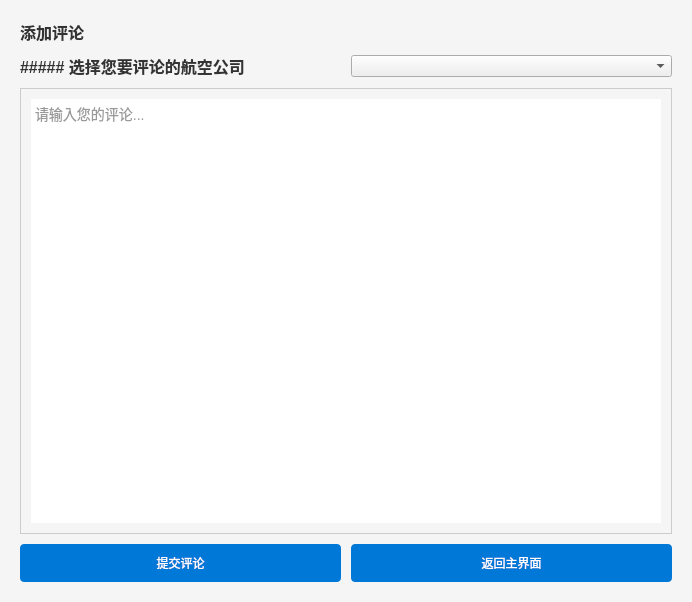
Above: ui/comment.ui from ABLingss/UESTC-PBLF-- before the change. Below: the same form after it.
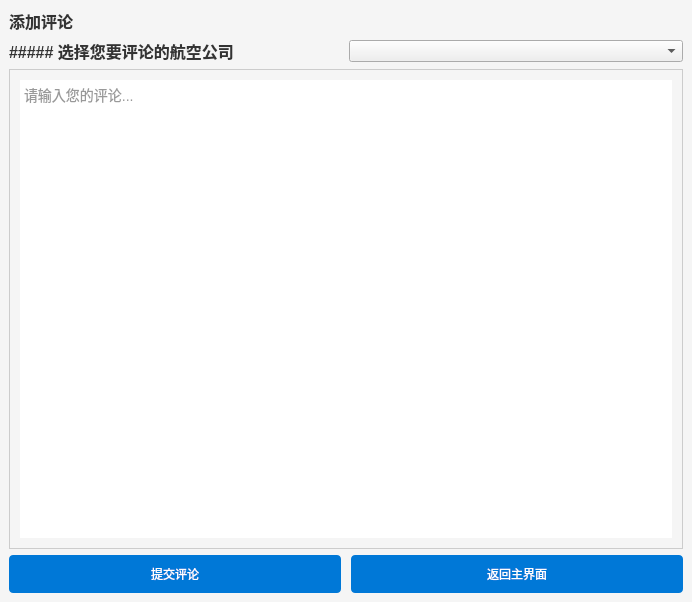
That is the form after the change.

```diff
--- a/ui/comment.ui
+++ b/ui/comment.ui
@@ -43,23 +43,8 @@
 }</string>
   </property>
   <widget class="QWidget" name="centralwidget">
-   <layout class="QVBoxLayout" name="verticalLayout">
-    <property name="spacing">
-     <number>10</number>
-    </property>
-    <property name="leftMargin">
-     <number>20</number>
-    </property>
-    <property name="topMargin">
-     <number>20</number>
-    </property>
-    <property name="rightMargin">
-     <number>20</number>
-    </property>
-    <property name="bottomMargin">
-     <number>20</number>
-    </property>
-    <item>
+   <layout class="QGridLayout" name="gridLayout">
+    <item row="0" column="0">
      <widget class="QLabel" name="commentLabel">
       <property name="text">
        <string>添加评论</string>
@@ -69,7 +54,14 @@
       </property>
      </widget>
     </item>
-    <item>
+    <item row="0" column="1">
+     <widget class="QLabel" name="statuslabel">
+      <property name="text">
+       <string/>
+      </property>
+     </widget>
+    </item>
+    <item row="1" column="0" colspan="2">
      <layout class="QHBoxLayout" name="horizontalLayout">
       <item>
        <widget class="QLabel" name="label">
@@ -90,14 +82,14 @@
       </item>
      </layout>
     </item>
-    <item>
+    <item row="2" column="0" colspan="2">
      <widget class="QTextEdit" name="commentTextEdit">
       <property name="placeholderText">
        <string>请输入您的评论...</string>
       </property>
      </widget>
     </item>
-    <item>
+    <item row="3" column="0" colspan="2">
      <layout class="QHBoxLayout" name="buttonLayout">
       <property name="spacing">
        <number>10</number>
```
